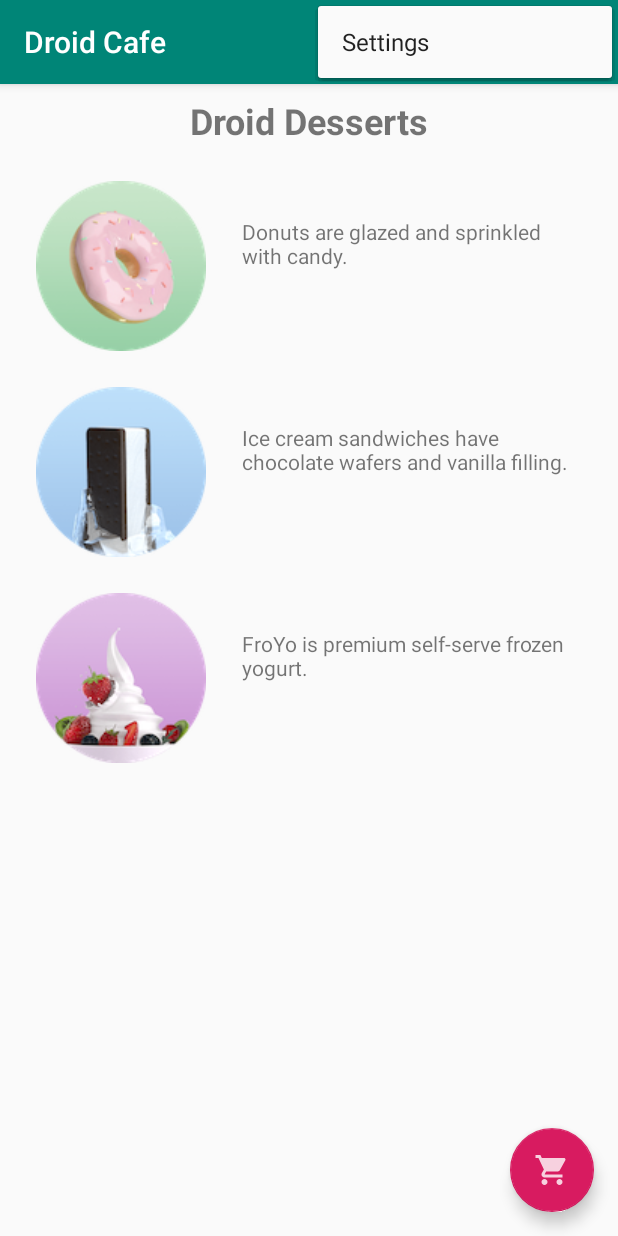
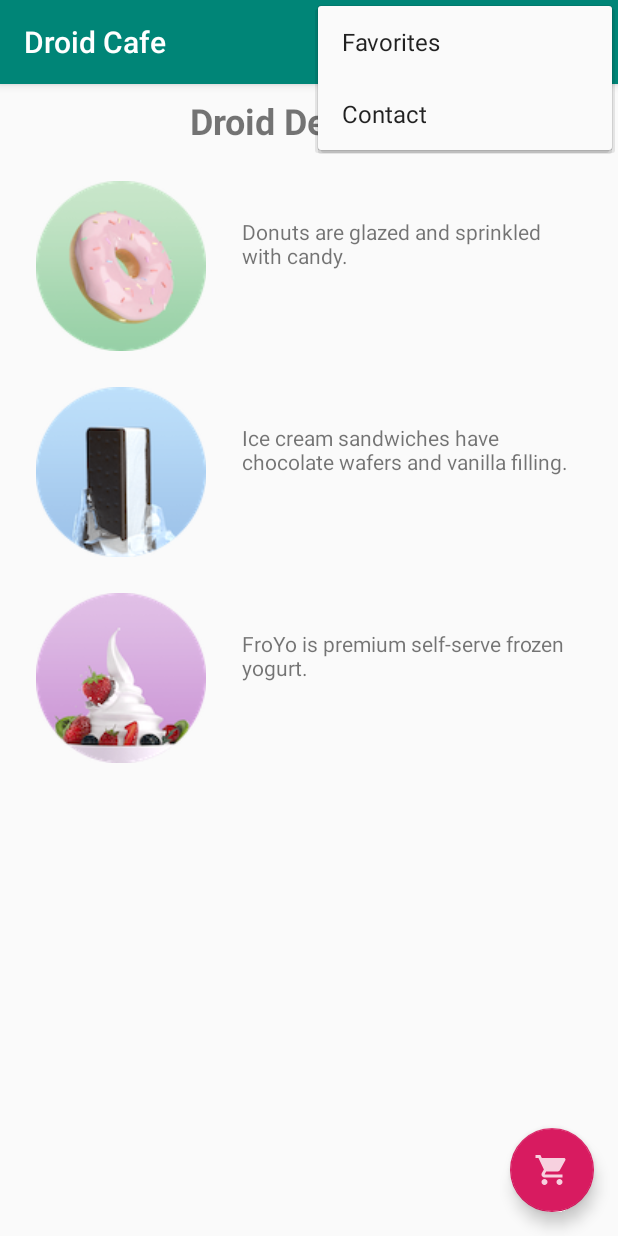
Before and after one commit to evanarya7/DroidCafeInput, an Android app: the screen it shows after launch (MainActivity), with the options menu open, on a phone screen of 412 x 824 dp. Run offline under Robolectric (Android 15) with nearby library versions, the phone set to English and light mode, and no system bars.

Commit message:
9:22 10/03/2020

```diff
--- /dev/null
+++ b/app/src/main/res/drawable-anydpi/ic_favorite.xml
@@ -0,0 +1,11 @@
+<vector xmlns:android="http://schemas.android.com/apk/res/android"
+    android:width="24dp"
+    android:height="24dp"
+    android:viewportWidth="24"
+    android:viewportHeight="24"
+    android:tint="#FFFFFF"
+    android:alpha="0.8">
+    <path
+        android:fillColor="#FF000000"
+        android:pathData="M12,21.35l-1.45,-1.32C5.4,15.36 2,12.28 2,8.5 2,5.42 4.42,3 7.5,3c1.74,0 3.41,0.81 4.5,2.09C13.09,3.81 14.76,3 16.5,3 19.58,3 22,5.42 22,8.5c0,3.78 -3.4,6.86 -8.55,11.54L12,21.35z"/>
+</vector>
--- /dev/null
+++ b/app/src/main/res/drawable-anydpi/ic_status_info.xml
@@ -0,0 +1,11 @@
+<vector xmlns:android="http://schemas.android.com/apk/res/android"
+    android:width="24dp"
+    android:height="24dp"
+    android:viewportWidth="24"
+    android:viewportHeight="24"
+    android:tint="#FFFFFF"
+    android:alpha="0.8">
+    <path
+        android:fillColor="#FF000000"
+        android:pathData="M11,17h2v-6h-2v6zM12,2C6.48,2 2,6.48 2,12s4.48,10 10,10 10,-4.48 10,-10S17.52,2 12,2zM12,20c-4.41,0 -8,-3.59 -8,-8s3.59,-8 8,-8 8,3.59 8,8 -3.59,8 -8,8zM11,9h2L13,7h-2v2z"/>
+</vector>
--- /dev/null
+++ b/app/src/main/res/menu/menu_context.xml
@@ -0,0 +1,15 @@
+<?xml version="1.0" encoding="utf-8"?>
+<menu xmlns:android="http://schemas.android.com/apk/res/android">
+    <item
+        android:id="@+id/action_edit"
+        android:orderInCategory="0"
+        android:title="@string/action_edit" />
+    <item
+        android:id="@+id/action_share"
+        android:orderInCategory="1"
+        android:title="@string/action_share" />
+    <item
+        android:id="@+id/action_delete"
+        android:orderInCategory="2"
+        android:title="@string/action_delete" />
+</menu>
--- a/app/src/main/res/menu/menu_main.xml
+++ b/app/src/main/res/menu/menu_main.xml
@@ -3,8 +3,26 @@
     xmlns:tools="http://schemas.android.com/tools"
     tools:context="com.defalt.droidcafe.MainActivity">
     <item
-        android:id="@+id/action_settings"
+        android:id="@+id/action_contact"
         android:orderInCategory="100"
-        android:title="@string/action_settings"
+        android:title="@string/action_contact"
         app:showAsAction="never" />
+    <item
+        android:id="@+id/action_order"
+        android:icon="@drawable/ic_shopping_cart"
+        android:orderInCategory="10"
+        android:title="@string/action_order"
+        app:showAsAction="always" />
+    <item
+        android:id="@+id/action_status"
+        android:icon="@drawable/ic_status_info"
+        android:orderInCategory="20"
+        android:title="@string/action_status"
+        app:showAsAction="always" />
+    <item
+        android:id="@+id/action_favorites"
+        android:icon="@drawable/ic_favorite"
+        android:orderInCategory="30"
+        android:title="@string/action_favorites"
+        app:showAsAction="ifRoom" />
 </menu>
--- a/app/src/main/res/values/strings.xml
+++ b/app/src/main/res/values/strings.xml
@@ -21,7 +21,17 @@
     <string name="same_day_messenger_service">Same day messenger service</string>
     <string name="next_day_ground_delivery">Next day ground delivery</string>
     <string name="pick_up">Pick up</string>
-
+    <string name="action_contact">Contact</string>
+    <string name="action_status">Status</string>
+    <string name="action_order">Order</string>
+    <string name="action_favorites">Favorites</string>
+    <string name="action_order_message">You selected Order.</string>
+    <string name="action_status_message">You selected Status.</string>
+    <string name="action_favorites_message">You selected Favorites.</string>
+    <string name="action_contact_message">You selected Contact.</string>
+    <string name="action_edit">Edit</string>
+    <string name="action_share">Share</string>
+    <string name="action_delete">Delete</string>
     <string-array name="labels_array">
         <item>Home</item>
         <item>Work</item>
--- a/build.gradle
+++ b/build.gradle
@@ -7,7 +7,7 @@ buildscript {
 
     }
     dependencies {
-        classpath 'com.android.tools.build:gradle:3.5.3'
+        classpath 'com.android.tools.build:gradle:3.6.1'
 
         // NOTE: Do not place your application dependencies here; they belong
         // in the individual module build.gradle files
```
Also changed, not shown: app/src/main/java/com/defalt/droidcafe/MainActivity.java (+48 -9 lines), app/src/main/res/drawable-hdpi/ic_favorite.png (added), app/src/main/res/drawable-hdpi/ic_status_info.png (added), app/src/main/res/drawable-mdpi/ic_favorite.png (added), app/src/main/res/drawable-mdpi/ic_status_info.png (added), app/src/main/res/drawable-xhdpi/ic_favorite.png (added), app/src/main/res/drawable-xhdpi/ic_status_info.png (added), app/src/main/res/drawable-xxhdpi/ic_favorite.png (added), app/src/main/res/drawable-xxhdpi/ic_status_info.png (added), gradle/wrapper/gradle-wrapper.properties, 1 other file.
